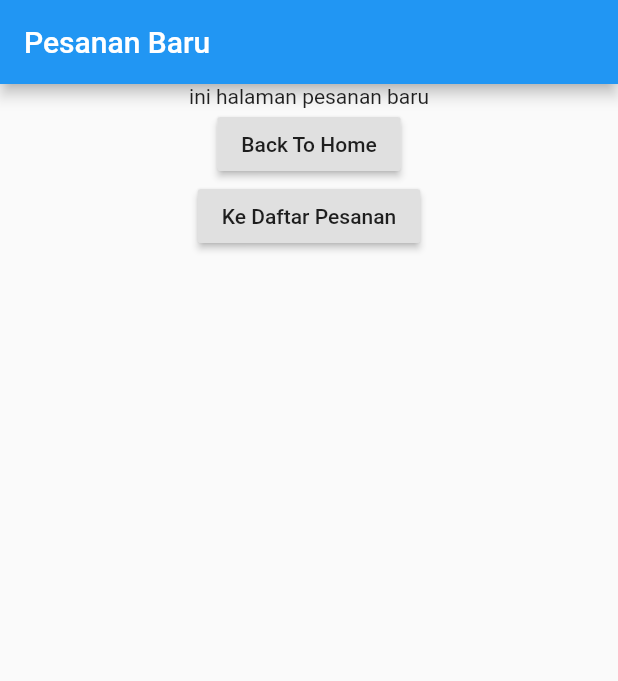
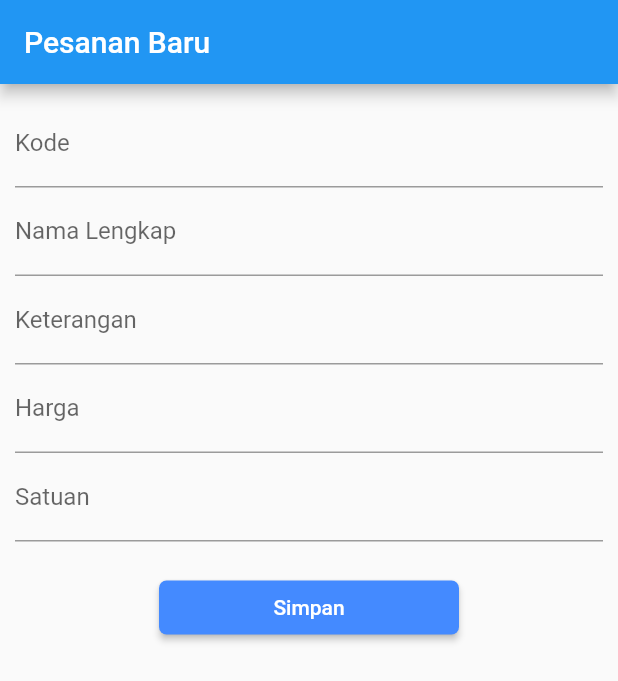
Before and after one commit to coxdoank/flutter, a Flutter app: the PesananBaru screen opened directly, on a phone screen of 412 x 824 dp. Shown: the top 681 px of the screen. Run offline on Flutter 3.47's test engine with Material 2 defaults, Android fonts, the phone set to English and light mode, and no system bars.

Commit message:
update_16122020_2104

```diff
--- a/project_01/lib/component.dart
+++ b/project_01/lib/component.dart
@@ -25,3 +25,45 @@ Widget tombolUtama(context, String text, IconData icon, page) {
     ),
   );
 }
+
+Widget tombolAction(context, String text) {
+  final textColor = Colors.white;
+  final buttonColor = Colors.blueAccent;
+  return Container(
+    width: 200,
+    padding: EdgeInsets.symmetric(vertical: 20, horizontal: 0),
+    child: RaisedButton(
+      padding: EdgeInsets.symmetric(vertical: 10),
+      shape: RoundedRectangleBorder(borderRadius: BorderRadius.circular(5.0)),
+      onPressed: () {},
+      color: buttonColor,
+      child: Column(
+        children: [
+          Text(
+            text,
+            style: TextStyle(color: textColor),
+          )
+        ],
+      ),
+    ),
+  );
+}
+
+// Widget tombolAction() {
+//   //MEMBUAT TOMBOL
+//   return RaisedButton(
+//     color: Colors.blueAccent, //MENGATUR WARNA TOMBOL
+//     onPressed: () {
+//       //PERINTAH YANG AKAN DIEKSEKUSI KETIKA TOMBOL DITEKAN
+//     },
+//     child: Text('Save'), //TEXT YANG AKAN DITAMPILKAN PADA TOMBOL
+//   );
+// }
+
+Widget fieldName(String text) {
+  // membuat Input Text
+  return TextFormField(
+      decoration: InputDecoration(
+    labelText: text,
+  ));
+}
--- a/project_01/lib/pesanan_baru.dart
+++ b/project_01/lib/pesanan_baru.dart
@@ -1,4 +1,5 @@
 import 'package:flutter/material.dart';
+import 'package:project_01/component.dart';
 
 class PesananBaru extends StatelessWidget {
   // This widget is the root of your application.
@@ -8,25 +9,32 @@ class PesananBaru extends StatelessWidget {
       appBar: AppBar(
         title: Text("Pesanan Baru"),
       ),
-      body: Center(
+      body: Container(
+        margin: EdgeInsets.all(10.0),
         child: Column(
           children: [
-            Text("ini halaman pesanan baru"),
-            RaisedButton(
-              onPressed: () {
-                Navigator.pop(context);
-              },
-              child: Text("Back To Home"),
-            ),
-            RaisedButton(
-              onPressed: () {
-                Navigator.push(
-                  context,
-                  MaterialPageRoute(builder: (context) => DaftarPesanan()),
-                );
-              },
-              child: Text("Ke Daftar Pesanan"),
-            ),
+            // Text("ini halaman pesanan baru"),
+            // RaisedButton(
+            //   onPressed: () {
+            //     Navigator.pop(context);
+            //   },
+            //   child: Text("Back To Home"),
+            // ),
+            // RaisedButton(
+            //   onPressed: () {
+            //     Navigator.push(
+            //       context,
+            //       MaterialPageRoute(builder: (context) => DaftarPesanan()),
+            //     );
+            //   },
+            //   child: Text("Ke Daftar Pesanan"),
+            // ),
+            fieldName('Kode'),
+            fieldName('Nama Lengkap'),
+            fieldName('Keterangan'),
+            fieldName('Harga'),
+            fieldName('Satuan'),
+            tombolAction(context, "Simpan"),
           ],
         ),
       ),
```
